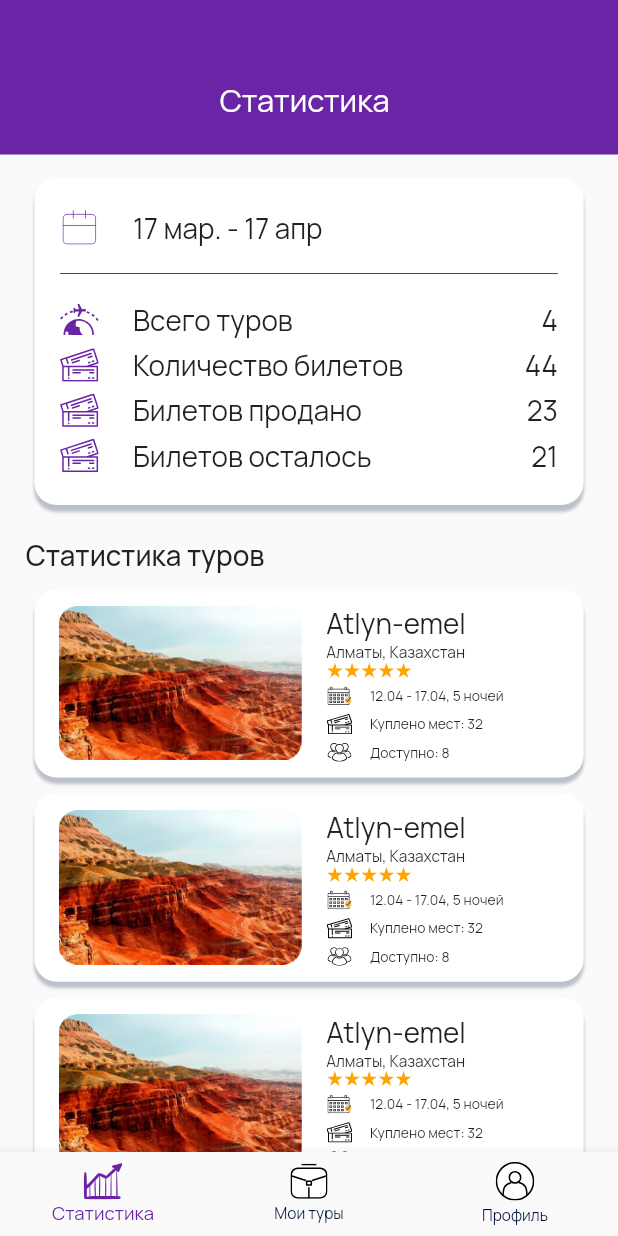
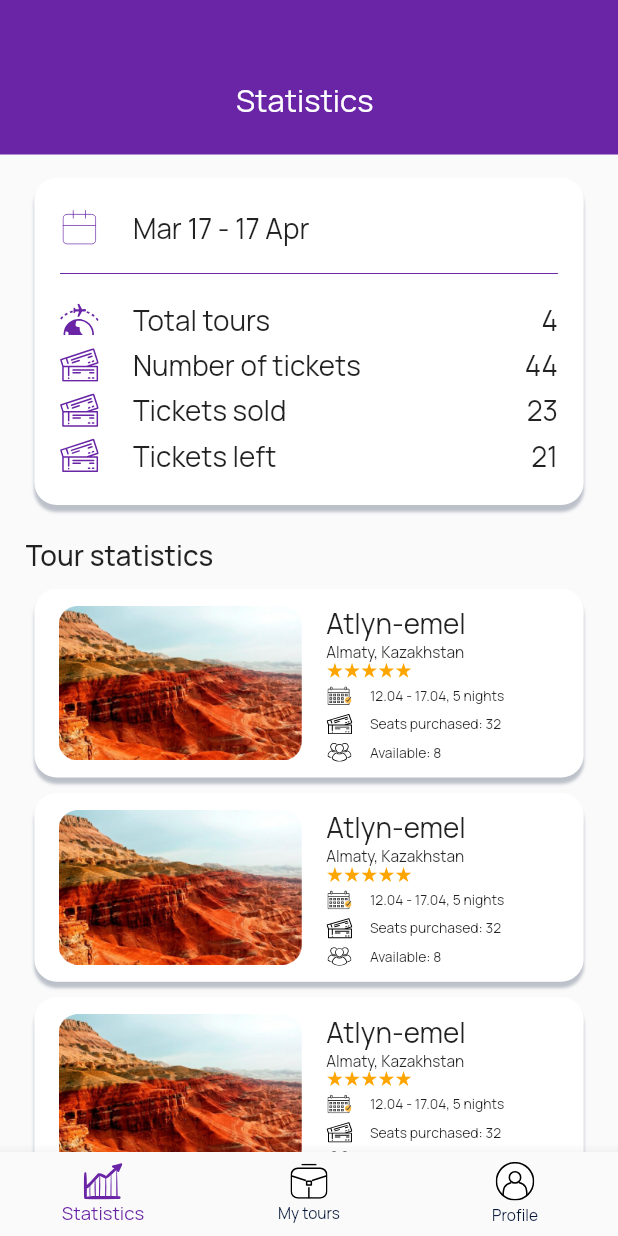
Before and after one commit to ArlanDaulen/kettik_business, a Flutter app: the screen it shows after launch, on a phone screen of 412 x 824 dp. Run offline on Flutter 3.47's test engine with Material 2 defaults, Android fonts, the phone set to English and light mode, and no system bars; our stand-ins replace carousel_slider, connectivity, dio, easy_localization, fl_chart, flutter_keyboard_visibility and 9 more; missing offline and left inert: bottom_picker, dart:ffi; project files that could hold a hidden picture were left out.

Commit message:
Arlan changed ru-en

```diff
--- a/lib/pages/home/ui/contact_with_client_screen.dart
+++ b/lib/pages/home/ui/contact_with_client_screen.dart
@@ -13,7 +13,7 @@ class ContactWithClientScreen extends StatelessWidget {
   Widget build(BuildContext context) {
     return Scaffold(
       appBar: CustomAppBar(
-        title: 'Связаться с клиентом',
+        title: 'Contact a client',
         isWithBackButton: true,
       ),
       body: Padding(
@@ -58,7 +58,7 @@ class ContactWithClientScreen extends StatelessWidget {
               height: getProportionateScreenHeight(20),
             ),
             DefaultText(
-              text: 'Написать',
+              text: 'Write',
               fontSize: 28,
             ),
             SizedBox(
@@ -91,7 +91,7 @@ class ContactWithClientScreen extends StatelessWidget {
               height: getProportionateScreenHeight(20),
             ),
             DefaultText(
-              text: 'Связаться с Sparta',
+              text: 'Contact Sparta',
               fontSize: 28,
             ),
             SizedBox(
--- a/lib/pages/home/ui/home.dart
+++ b/lib/pages/home/ui/home.dart
@@ -58,7 +58,7 @@ class HomeScreen extends StatelessWidget {
                           width: getProportionateScreenWidth(40),
                         ),
                         Text(
-                          '17 мар. - 17 апр',
+                          'Mar 17 - 17 Apr',
                           style: TextStyle(
                             fontSize: getProportionateScreenHeight(36),
                             fontWeight: FontWeight.w400,
@@ -76,16 +76,16 @@ class HomeScreen extends StatelessWidget {
                       height: getProportionateScreenHeight(20),
                     ),
                     _buildStatSections(
-                        AppSvgImages.all_tours_ic, 'Всего туров', 4),
+                        AppSvgImages.all_tours_ic, 'Total tours', 4),
                     SizedBox(height: getProportionateScreenHeight(10)),
                     _buildStatSections(
-                        AppSvgImages.ticket_ic, 'Количество билетов', 44),
+                        AppSvgImages.ticket_ic, 'Number of tickets', 44),
                     SizedBox(height: getProportionateScreenHeight(10)),
                     _buildStatSections(
-                        AppSvgImages.ticket_ic, 'Билетов продано', 23),
+                        AppSvgImages.ticket_ic, 'Tickets sold', 23),
                     SizedBox(height: getProportionateScreenHeight(10)),
                     _buildStatSections(
-                        AppSvgImages.ticket_ic, 'Билетов осталось', 21),
+                        AppSvgImages.ticket_ic, 'Tickets left', 21),
                   ],
                 ),
               ),
@@ -93,7 +93,7 @@ class HomeScreen extends StatelessWidget {
                 height: getProportionateScreenHeight(40),
               ),
               Text(
-                'Статистика туров',
+                'Tour statistics',
                 style: TextStyle(
                   fontSize: getProportionateScreenHeight(36),
                   fontWeight: FontWeight.w500,
@@ -156,7 +156,7 @@ class HomeScreen extends StatelessWidget {
                                 ),
                               ),
                               Text(
-                                'Алматы, Казахстан',
+                                'Almaty, Kazakhstan',
                                 style: TextStyle(
                                   fontSize: getProportionateScreenHeight(20),
                                   fontWeight: FontWeight.w400,
@@ -186,7 +186,7 @@ class HomeScreen extends StatelessWidget {
                                     width: getProportionateScreenWidth(20),
                                   ),
                                   Text(
-                                    '12.04 - 17.04, 5 ночей',
+                                    '12.04 - 17.04, 5 nights',
                                     style: TextStyle(
                                       fontSize:
                                           getProportionateScreenHeight(18),
@@ -209,7 +209,7 @@ class HomeScreen extends StatelessWidget {
                                     width: getProportionateScreenWidth(20),
                                   ),
                                   Text(
-                                    'Куплено мест: 32',
+                                    'Seats purchased: 32',
                                     style: TextStyle(
                                       fontSize:
                                           getProportionateScreenHeight(18),
@@ -232,7 +232,7 @@ class HomeScreen extends StatelessWidget {
                                     width: getProportionateScreenWidth(20),
                                   ),
                                   Text(
-                                    'Доступно: 8',
+                                    'Available: 8',
                                     style: TextStyle(
                                       fontSize:
                                           getProportionateScreenHeight(18),
--- a/lib/pages/home/ui/tour_details_screen.dart
+++ b/lib/pages/home/ui/tour_details_screen.dart
@@ -80,7 +80,7 @@ class TourDetailsScreen extends StatelessWidget {
                   horizontal: getProportionateScreenWidth(10),
                 ),
                 child: Text(
-                  'Алматы, Казахстан',
+                  'Almaty, Kazakhstan',
                   style: TextStyle(
                     fontSize: getProportionateScreenHeight(24),
                   ),
@@ -116,7 +116,7 @@ class TourDetailsScreen extends StatelessWidget {
                 padding: EdgeInsets.symmetric(
                     horizontal: getProportionateScreenWidth(10)),
                 child: Text(
-                  'Список клиентов',
+                  'List of clients',
                   style: TextStyle(
                     fontSize: getProportionateScreenHeight(36),
                     fontWeight: FontWeight.bold,
--- a/lib/pages/index/provider/index_provider.dart
+++ b/lib/pages/index/provider/index_provider.dart
@@ -8,11 +8,11 @@ import '../../../shared/theme.dart';
 class IndexProvider extends BaseBloc {
   int bottomIndex = 0;
   List<BottomNavigationBarItem>? items;
-  String currentTitle = 'Статистика';
+  String currentTitle = 'Statistics';
   final List<String> _titles = [
-    'Статистика',
-    'Мои туры',
-    'Профиль',
+    'Statistics',
+    'My tours',
+    'Profile',
   ];
 
   init(BuildContext context) {
@@ -30,7 +30,7 @@ class IndexProvider extends BaseBloc {
           width: getProportionateScreenHeight(50),
           height: getProportionateScreenHeight(50),
         ),
-        label: 'Статистика',
+        label: 'Statistics',
       ),
       BottomNavigationBarItem(
         icon: SvgPicture.asset(
@@ -43,7 +43,7 @@ class IndexProvider extends BaseBloc {
           width: getProportionateScreenHeight(50),
           height: getProportionateScreenHeight(45),
         ),
-        label: 'Мои туры',
+        label: 'My tours',
       ),
       BottomNavigationBarItem(
         icon: SvgPicture.asset(
@@ -56,7 +56,7 @@ class IndexProvider extends BaseBloc {
           width: getProportionateScreenHeight(50),
           height: getProportionateScreenHeight(50),
         ),
-        label: 'Профиль',
+        label: 'Profile',
       ),
     ];
     setLoading(false);
--- a/lib/pages/profile/provider/profile_provider.dart
+++ b/lib/pages/profile/provider/profile_provider.dart
@@ -12,7 +12,7 @@ import 'package:path/path.dart';
 import '../../../app/data/models/user_profile_model.dart';
 
 class ProfileProvider extends BaseBloc {
-  String currentCity = 'Алматы';
+  String currentCity = 'Almaty';
 
   UserProfile user = UserProfile(
     id: 1,
--- a/lib/pages/profile/ui/change_profile_screen.dart
+++ b/lib/pages/profile/ui/change_profile_screen.dart
@@ -29,7 +29,7 @@ class ChangeProfileScreen extends StatefulWidget {
 
 class _ChangeProfileScreenState extends State<ChangeProfileScreen> {
   List<String> titles = [
-    'Имя',
+    'Name',
     'E-mail',
     'Telegram',
     'What\'sapp',
@@ -58,7 +58,7 @@ class _ChangeProfileScreenState extends State<ChangeProfileScreen> {
     return Scaffold(
       resizeToAvoidBottomInset: false,
       appBar: CustomAppBar(
-        title: 'Изменить профиль',
+        title: 'Edit Profile',
         isWithBackButton: true,
       ),
       bottomSheet: Padding(
@@ -67,7 +67,7 @@ class _ChangeProfileScreenState extends State<ChangeProfileScreen> {
           vertical: getProportionateScreenHeight(30),
         ),
         child: DefaultButton(
-          text: 'Сохранить',
+          text: 'Save',
           press: () => Navigator.of(context).pop({
             widget.onProfileChanged,
             _checkChanges(),
@@ -113,7 +113,7 @@ class _ChangeProfileScreenState extends State<ChangeProfileScreen> {
                                 onImagePicked: _onImagePicked);
                           }),
                       child: DefaultText(
-                        text: 'Выбрать фотографию',
+                        text: 'Choose photo',
                         color: AppColors.primaryColor,
                         fontSize: 28,
                       )),
--- a/lib/pages/profile/ui/choose_city_screen.dart
+++ b/lib/pages/profile/ui/choose_city_screen.dart
@@ -30,7 +30,7 @@ class _ChooseCityScreenState extends State<ChooseCityScreen> {
       builder: (context, model, child) {
         return Scaffold(
           appBar: CustomAppBar(
-            title: 'Выберите город',
+            title: 'Choose city',
             isWithBackButton: true,
           ),
           bottomSheet: Padding(
@@ -39,7 +39,7 @@ class _ChooseCityScreenState extends State<ChooseCityScreen> {
               vertical: getProportionateScreenHeight(20),
             ),
             child: DefaultButton(
-              text: 'Сохранить',
+              text: 'Save',
               press: () {
                 // model.saveSelectedCity();
                 Navigator.of(context)
--- a/lib/pages/profile/ui/profile_screen.dart
+++ b/lib/pages/profile/ui/profile_screen.dart
@@ -45,7 +45,7 @@ class _ProfileScreenState extends State<ProfileScreen> {
                 height: getProportionateScreenHeight(30),
               ),
               DefaultButton(
-                text: 'Изменить',
+                text: 'Change',
                 press: () => Navigator.push(
                   context,
                   MaterialPageRoute(
--- a/lib/pages/profile/ui/widgets/change_language_alert_dialog.dart
+++ b/lib/pages/profile/ui/widgets/change_language_alert_dialog.dart
@@ -17,7 +17,7 @@ class _ChangeLanguageAlertDialogState extends State<ChangeLanguageAlertDialog> {
   List<String> texts = [
     'Қазақша',
     'Русский',
-    'Язык жестов',
+    'English',
   ];
 
   @override
```
Also changed, not shown: lib/pages/profile/provider/choose_city_screen_provider.dart (+12 -12 lines), lib/pages/profile/ui/about_business_screen.dart (+9 -9 lines), lib/pages/profile/ui/add_address_screen.dart (+5 -5 lines), lib/pages/profile/ui/add_contacts_screen.dart (+6 -6 lines), lib/pages/profile/ui/add_description_screen.dart (+5 -6 lines), lib/pages/profile/ui/help_screen.dart (+10 -10 lines), lib/pages/profile/ui/widgets/avatar_bottom_sheet.dart (+4 -4 lines), lib/pages/profile/ui/widgets/settings.dart (+7 -7 lines).
